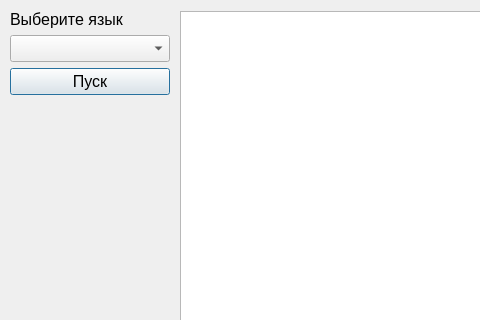
The window that design/show_all_words.ui (Sus-arch/MyProject) describes before a commit, drawn with Qt 5; both pictures show x 0 to 480 and y 0 to 320 of the 950 by 467 pixel window.
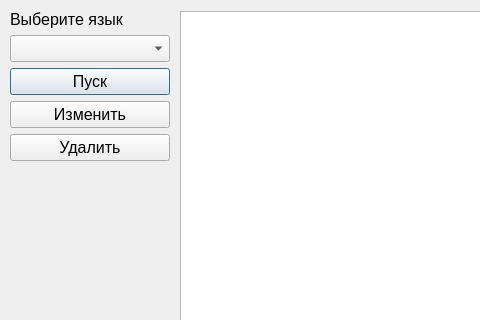
The same window after the commit.

```diff
--- a/design/show_all_words.ui
+++ b/design/show_all_words.ui
@@ -29,7 +29,7 @@
      <x>10</x>
      <y>10</y>
      <width>160</width>
-     <height>85</height>
+     <height>151</height>
     </rect>
    </property>
    <layout class="QVBoxLayout" name="verticalLayout">
@@ -66,6 +66,30 @@
       </property>
      </widget>
     </item>
+    <item>
+     <widget class="QPushButton" name="change_btn">
+      <property name="font">
+       <font>
+        <pointsize>12</pointsize>
+       </font>
+      </property>
+      <property name="text">
+       <string>Изменить</string>
+      </property>
+     </widget>
+    </item>
+    <item>
+     <widget class="QPushButton" name="delete_btn">
+      <property name="font">
+       <font>
+        <pointsize>12</pointsize>
+       </font>
+      </property>
+      <property name="text">
+       <string>Удалить</string>
+      </property>
+     </widget>
+    </item>
    </layout>
   </widget>
  </widget>
```
